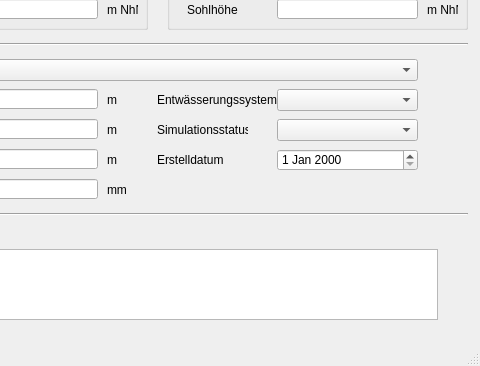
The window that templates/haltungen.ui (hoettges/QKan) describes before a commit, drawn with Qt 5; both pictures show x 163 to 643 and y 161 to 527 of the 643 by 527 pixel window.
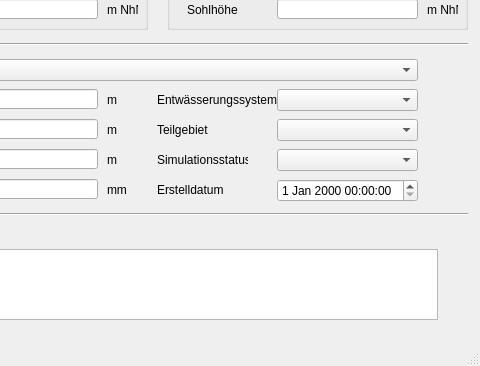
The same window after the commit. Custom widgets are drawn as their Qt base class.

Diff of the .ui file:
```diff
--- a/templates/haltungen.ui
+++ b/templates/haltungen.ui
@@ -224,7 +224,7 @@
     <property name="geometry">
      <rect>
       <x>440</x>
-      <y>280</y>
+      <y>310</y>
       <width>141</width>
       <height>22</height>
      </rect>
@@ -244,7 +244,7 @@
     <property name="geometry">
      <rect>
       <x>320</x>
-      <y>280</y>
+      <y>310</y>
       <width>91</width>
       <height>21</height>
      </rect>
@@ -485,21 +485,11 @@
      <enum>Qt::Horizontal</enum>
     </property>
    </widget>
-   <widget class="QDateEdit" name="createdat">
-    <property name="geometry">
-     <rect>
-      <x>440</x>
-      <y>310</y>
-      <width>141</width>
-      <height>22</height>
-     </rect>
-    </property>
-   </widget>
    <widget class="QLabel" name="label_71">
     <property name="geometry">
      <rect>
       <x>320</x>
-      <y>310</y>
+      <y>340</y>
       <width>71</width>
       <height>21</height>
      </rect>
@@ -554,6 +544,42 @@
      </rect>
     </property>
    </widget>
+   <widget class="QgsDateTimeEdit" name="createdat">
+    <property name="geometry">
+     <rect>
+      <x>440</x>
+      <y>340</y>
+      <width>141</width>
+      <height>23</height>
+     </rect>
+    </property>
+   </widget>
+   <widget class="QLabel" name="label_11">
+    <property name="geometry">
+     <rect>
+      <x>320</x>
+      <y>280</y>
+      <width>71</width>
+      <height>21</height>
+     </rect>
+    </property>
+    <property name="text">
+     <string>Teilgebiet</string>
+    </property>
+    <property name="buddy">
+     <cstring>simstatus</cstring>
+    </property>
+   </widget>
+   <widget class="QComboBox" name="teilgebiet">
+    <property name="geometry">
+     <rect>
+      <x>440</x>
+      <y>280</y>
+      <width>141</width>
+      <height>22</height>
+     </rect>
+    </property>
+   </widget>
   </widget>
   <widget class="QMenuBar" name="menubar">
    <property name="geometry">
@@ -567,6 +593,13 @@
   </widget>
   <widget class="QStatusBar" name="statusbar"/>
  </widget>
+ <customwidgets>
+  <customwidget>
+   <class>QgsDateTimeEdit</class>
+   <extends>QDateTimeEdit</extends>
+   <header>qgsdatetimeedit.h</header>
+  </customwidget>
+ </customwidgets>
  <resources/>
  <connections/>
 </ui>
```
